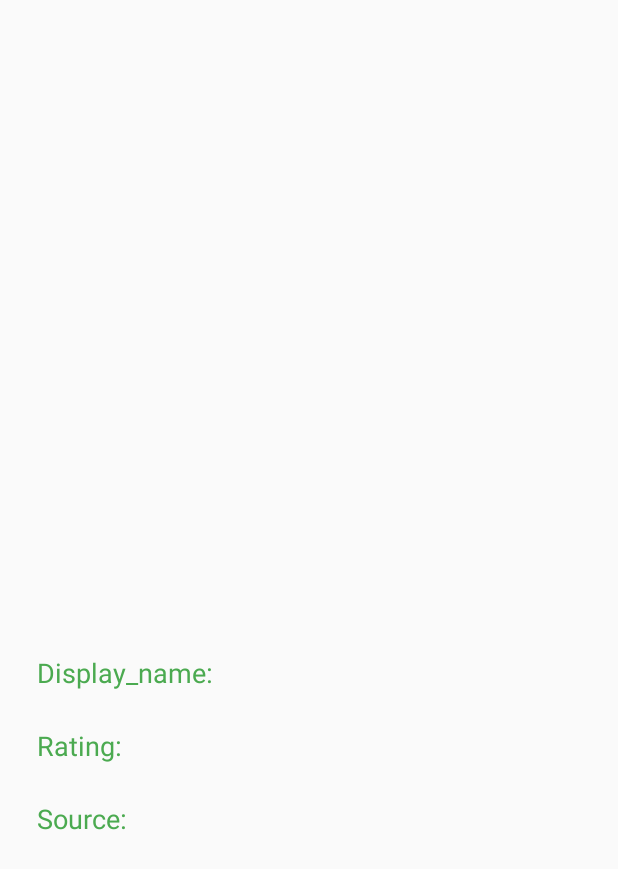
After one commit to hwang21/imageApp, an Android app: the fragment DetailFragment placed in its activity, on a phone screen of 412 x 824 dp. The commit adds this screen. Shown: the top 869 px of the screen. Run offline under Robolectric (Android 15) with nearby library versions, the phone set to English and light mode, and no system bars; pictures from the network do not load; 5 statements that could not run were skipped.

Commit message:
Implemented image app with Giphy API

```diff
--- a/app/src/main/java/com/s/popularimageapp/api/RetrofitInstance.kt
+++ b/app/src/main/java/com/s/popularimageapp/api/RetrofitInstance.kt
@@ -1,5 +1,6 @@
 package com.s.popularimageapp.api
-import com.s.popularimageapp.Constants.Companion.BASE_URL
+
+import com.s.popularimageapp.utils.Constants.Companion.BASE_URL
 import retrofit2.Retrofit
 import retrofit2.converter.gson.GsonConverterFactory
 
--- a/app/src/main/java/com/s/popularimageapp/repository/Repository.kt
+++ b/app/src/main/java/com/s/popularimageapp/repository/Repository.kt
@@ -5,4 +5,5 @@ import com.s.popularimageapp.api.ApiService
 class Repository(private val apiService: ApiService) {
 
     suspend fun getData() = apiService.getData("dc6zaTOxFJmzC")
+
 }
--- /dev/null
+++ b/app/src/main/java/com/s/popularimageapp/ui/DetailFragment.kt
@@ -0,0 +1,51 @@
+package com.s.popularimageapp.ui
+
+import android.os.Bundle
+import android.view.LayoutInflater
+import android.view.View
+import android.view.ViewGroup
+import androidx.fragment.app.Fragment
+import androidx.fragment.app.activityViewModels
+import com.bumptech.glide.Glide
+import com.s.popularimageapp.R
+import com.s.popularimageapp.viewmodel.DetailViewModel
+import kotlinx.android.synthetic.main.fragment_detail.*
+
+class DetailFragment: Fragment() {
+
+    private val viewModel by activityViewModels<DetailViewModel>()
+
+    companion object {
+        fun newInstance() = DetailFragment()
+    }
+
+    override fun onCreateView(
+        inflater: LayoutInflater,
+        container: ViewGroup?,
+        savedInstanceState: Bundle?
+    ): View? {
+        return inflater.inflate(R.layout.fragment_detail, container, false)
+    }
+
+    override fun onViewCreated(view: View, savedInstanceState: Bundle?) {
+        super.onViewCreated(view, savedInstanceState)
+
+        val data = viewModel.data()
+        val imageUrl: String?  = data.images.fixed_height_downsampled.url
+        val rating: String? = data.rating
+        val source: String? = data.source
+        val displayName: String? = data.user?.display_name
+        setupUI(imageUrl, rating, source, displayName)
+    }
+
+    private fun setupUI(imageUrl: String?, _rating: String?, _source: String?, displayName: String?) {
+        imageUrl?.apply {
+            Glide.with(imageView_large.context)
+                .load(imageUrl)
+                .into(imageView_large)
+        }
+        display_name.text = displayName
+        rating.text = _rating
+        source.text = _source
+    }
+}
--- /dev/null
+++ b/app/src/main/java/com/s/popularimageapp/ui/ImagesFragment.kt
@@ -0,0 +1,102 @@
+package com.s.popularimageapp.ui
+
+import android.os.Bundle
+import android.view.LayoutInflater
+import android.view.View
+import android.view.ViewGroup
+import android.widget.Toast
+import androidx.fragment.app.Fragment
+import androidx.fragment.app.activityViewModels
+import androidx.fragment.app.viewModels
+import androidx.lifecycle.Observer
+import androidx.recyclerview.widget.GridLayoutManager
+import androidx.recyclerview.widget.LinearLayoutManager
+import com.s.popularimageapp.R
+import com.s.popularimageapp.adapter.MainAdapter
+import com.s.popularimageapp.api.RetrofitInstance
+import com.s.popularimageapp.model.Datum
+import com.s.popularimageapp.utils.Status
+import com.s.popularimageapp.viewmodel.DetailViewModel
+import com.s.popularimageapp.viewmodel.MainViewModel
+import com.s.popularimageapp.viewmodel.ViewModelFactory
+import kotlinx.android.synthetic.main.fragment_images.*
+
+class ImagesFragment : Fragment() {
+
+    companion object {
+        fun newInstance() = ImagesFragment()
+    }
+
+    private val mainViewModel by viewModels<MainViewModel> {
+        ViewModelFactory(RetrofitInstance.apiService)
+    }
+
+    private val detailViewModel by activityViewModels<DetailViewModel>()
+
+    private lateinit var adapter: MainAdapter
+
+    override fun onCreateView(
+        inflater: LayoutInflater,
+        container: ViewGroup?,
+        savedInstanceState: Bundle?
+    ): View? {
+        return inflater.inflate(R.layout.fragment_images, container, false)
+    }
+
+    override fun onViewCreated(view: View, savedInstanceState: Bundle?) {
+        super.onViewCreated(view, savedInstanceState)
+        setupUI()
+        setupObservers()
+    }
+
+    private fun setupUI() {
+        recyclerView.layoutManager = GridLayoutManager(
+            activity,
+            2,
+            LinearLayoutManager.VERTICAL,
+            false
+        )
+        adapter = MainAdapter(arrayListOf()) { data ->
+            detailViewModel.updateData(data)
+            activity?.apply {
+               supportFragmentManager.beginTransaction()
+                   .replace(R.id.fragment, DetailFragment.newInstance())
+                   .addToBackStack(null)
+                   .commit()
+           }
+        }
+        recyclerView.adapter = adapter
+    }
+
+    private fun setupObservers() {
+        mainViewModel.getData().observe(viewLifecycleOwner, Observer { it ->
+            it?.let { resource ->
+                when (resource.status) {
+                    Status.SUCCESS -> {
+                        recyclerView.visibility = View.VISIBLE
+                        progressBar.visibility = View.GONE
+                        resource.data?.let(::retrieveList)
+                    }
+                    Status.ERROR -> {
+                        recyclerView.visibility = View.VISIBLE
+                        progressBar.visibility = View.GONE
+                        Toast.makeText(activity, it.message, Toast.LENGTH_LONG).show()
+                    }
+                    Status.LOADING -> {
+                        progressBar.visibility = View.VISIBLE
+                        recyclerView.visibility = View.GONE
+                    }
+                }
+            }
+        })
+    }
+
+    private fun retrieveList(data: List<Datum>?) {
+        data?.let{
+            adapter.apply {
+                addData(it)
+                notifyDataSetChanged()
+            }
+        }
+    }
+}
--- /dev/null
+++ b/app/src/main/java/com/s/popularimageapp/ui/MainActivity.kt
@@ -0,0 +1,27 @@
+package com.s.popularimageapp.ui
+
+import android.os.Bundle
+import android.view.MenuItem
+import androidx.appcompat.app.AppCompatActivity
+import com.s.popularimageapp.R
+
+class MainActivity : AppCompatActivity() {
+
+    override fun onCreate(savedInstanceState: Bundle?) {
+        super.onCreate(savedInstanceState)
+        setContentView(R.layout.activity_main)
+        supportFragmentManager.beginTransaction()
+            .replace(R.id.fragment, ImagesFragment.newInstance())
+            .commit()
+    }
+
+    override fun onOptionsItemSelected(item: MenuItem): Boolean {
+        when (item.itemId) {
+            android.R.id.home -> {
+                onBackPressed()
+                return true
+            }
+        }
+        return super.onOptionsItemSelected(item)
+    }
+}
--- a/app/src/main/java/com/s/popularimageapp/Constants.kt
+++ b/app/src/main/java/com/s/popularimageapp/utils/Constants.kt
@@ -1,4 +1,4 @@
-package com.s.popularimageapp
+package com.s.popularimageapp.utils
 
 class Constants {
 
--- /dev/null
+++ b/app/src/main/java/com/s/popularimageapp/viewmodel/DetailViewModel.kt
@@ -0,0 +1,15 @@
+package com.s.popularimageapp.viewmodel
+
+import androidx.lifecycle.ViewModel
+import com.s.popularimageapp.model.Datum
+
+class DetailViewModel:  ViewModel() {
+
+    private lateinit var _data: Datum
+
+    fun data() = _data
+
+    fun updateData(data: Datum) {
+        _data = data
+    }
+}
--- a/app/src/main/res/layout/activity_main.xml
+++ b/app/src/main/res/layout/activity_main.xml
@@ -5,26 +5,18 @@
     xmlns:tools="http://schemas.android.com/tools"
     android:layout_width="match_parent"
     android:layout_height="match_parent"
-    tools:context=".MainActivity">
+    tools:context=".ui.MainActivity">
 
-    <androidx.recyclerview.widget.RecyclerView
-        android:id="@+id/recyclerView"
-        android:layout_width="0dp"
-        android:layout_height="0dp"
-        app:layout_constraintBottom_toBottomOf="parent"
+    <FrameLayout
+        android:id="@+id/fragment"
+        android:layout_width="match_parent"
+        android:layout_height="match_parent"
+        android:orientation="horizontal"
         app:layout_constraintEnd_toEndOf="parent"
-        app:layout_constraintHorizontal_bias="0.5"
+        app:layout_constraintHeight_percent=".6"
+        app:layout_constraintHorizontal_bias="0.0"
         app:layout_constraintStart_toStartOf="parent"
-        app:layout_constraintTop_toTopOf="parent"
-        android:visibility="gone"/>
-
-    <ProgressBar
-        android:id="@+id/progressBar"
-        android:layout_width="wrap_content"
-        android:layout_height="wrap_content"
-        app:layout_constraintBottom_toBottomOf="parent"
-        app:layout_constraintEnd_toEndOf="parent"
-        app:layout_constraintStart_toStartOf="parent"
-        app:layout_constraintTop_toTopOf="parent" />
+        app:layout_constraintTop_toTopOf="parent">
+    </FrameLayout>
 
 </androidx.constraintlayout.widget.ConstraintLayout>
--- /dev/null
+++ b/app/src/main/res/layout/fragment_detail.xml
@@ -0,0 +1,99 @@
+<?xml version="1.0" encoding="utf-8"?>
+<androidx.constraintlayout.widget.ConstraintLayout
+    xmlns:android="http://schemas.android.com/apk/res/android"
+    xmlns:app="http://schemas.android.com/apk/res-auto"
+    android:layout_width="match_parent"
+    android:layout_height="match_parent">
+
+    <androidx.constraintlayout.widget.Guideline
+        android:id="@+id/guideline"
+        android:layout_width="wrap_content"
+        android:layout_height="wrap_content"
+        android:orientation="horizontal"
+        app:layout_constraintGuide_percent="0.5" />
+
+    <ImageView
+        android:id="@+id/imageView_large"
+        android:layout_width="match_parent"
+        android:layout_height="0dp"
+        app:layout_constraintBottom_toTopOf="@+id/guideline"
+        app:layout_constraintEnd_toEndOf="parent"
+        app:layout_constraintStart_toStartOf="parent"
+        app:layout_constraintTop_toTopOf="parent" />
+
+    <TextView
+        android:id="@+id/display_name_title"
+        android:layout_width="wrap_content"
+        android:layout_height="wrap_content"
+        android:layout_marginStart="18dp"
+        android:layout_marginTop="24dp"
+        android:text="@string/display_name"
+        android:textSize="18sp"
+        android:textColor="@color/secondary_text"
+        app:layout_constraintEnd_toEndOf="parent"
+        app:layout_constraintHorizontal_bias="0.023"
+        app:layout_constraintStart_toStartOf="parent"
+        app:layout_constraintTop_toBottomOf="@+id/guideline" />
+
+    <TextView
+        android:id="@+id/display_name"
+        android:layout_width="match_parent"
+        android:layout_height="wrap_content"
+        android:layout_marginStart="155dp"
+        android:layout_marginEnd="18dp"
+        android:text="@string/display_name_"
+        android:textSize="18sp"
+        android:textColor="@color/sub_text"
+        app:layout_constraintBottom_toBottomOf="@+id/display_name_title"
+        app:layout_constraintStart_toStartOf="parent"
+        app:layout_constraintTop_toTopOf="@+id/display_name_title" />
+
+    <TextView
+        android:id="@+id/rating_title"
+        android:layout_width="wrap_content"
+        android:layout_height="wrap_content"
+        android:layout_marginStart="18dp"
+        android:layout_marginTop="24dp"
+        android:text="@string/rating"
+        android:textSize="18sp"
+        android:textColor="@color/secondary_text"
+        app:layout_constraintEnd_toEndOf="parent"
+        app:layout_constraintHorizontal_bias="0.02"
+        app:layout_constraintStart_toStartOf="parent"
+        app:layout_constraintTop_toBottomOf="@+id/display_name_title" />
+
+    <TextView
+        android:id="@+id/rating"
+        android:layout_width="wrap_content"
+        android:layout_height="wrap_content"
+        android:layout_marginStart="95dp"
+        android:text="@string/rating_"
+        android:textSize="18sp"
+        android:textColor="@color/sub_text"
+        app:layout_constraintBottom_toBottomOf="@+id/rating_title"
+        app:layout_constraintStart_toStartOf="parent"
+        app:layout_constraintTop_toTopOf="@+id/rating_title" />
+
+    <TextView
+        android:id="@+id/source_title"
+        android:layout_width="wrap_content"
+        android:layout_height="wrap_content"
+        android:layout_marginTop="24dp"
+        android:text="@string/source"
+        android:textColor="@color/secondary_text"
+        android:textSize="18sp"
+        app:layout_constraintStart_toStartOf="@+id/rating_title"
+        app:layout_constraintTop_toBottomOf="@+id/rating_title" />
+
+<TextView
+    android:id="@+id/source"
+    android:layout_width="match_parent"
+    android:layout_height="wrap_content"
+    android:layout_marginStart="28dp"
+    android:layout_marginTop="10dp"
+    android:text="@string/source_"
+    android:textColor="@color/sub_text"
+    android:textSize="18sp"
+    app:layout_constraintStart_toStartOf="@+id/source_title"
+    app:layout_constraintTop_toBottomOf="@+id/source_title" />
+</androidx.constraintlayout.widget.ConstraintLayout>
--- a/app/src/main/res/menu/menu_main.xml
+++ b/app/src/main/res/menu/menu_main.xml
@@ -1,7 +1,7 @@
 <menu xmlns:android="http://schemas.android.com/apk/res/android"
     xmlns:app="http://schemas.android.com/apk/res-auto"
     xmlns:tools="http://schemas.android.com/tools"
-    tools:context="com.s.popularimageapp.MainActivity">
+    tools:context="com.s.popularimageapp.ui.MainActivity">
     <item
         android:id="@+id/action_settings"
         android:orderInCategory="100"
--- a/app/src/main/res/values/colors.xml
+++ b/app/src/main/res/values/colors.xml
@@ -10,4 +10,6 @@
     <color name="colorPrimary">#008577</color>
     <color name="colorPrimaryDark">#673BB7</color>
     <color name="colorAccent">#09A9FF</color>
+    <color name="secondary_text">#4BAA50</color>
+    <color name="sub_text">#3E51B1</color>
 </resources>
```
Also changed, not shown: app/src/main/AndroidManifest.xml (+3 -4 lines), app/src/main/java/com/s/popularimageapp/DetailActivity.kt (deleted, +0 -42 lines), app/src/main/java/com/s/popularimageapp/MainActivity.kt (deleted, +0 -80 lines), app/src/main/java/com/s/popularimageapp/adapter/MainAdapter.kt (+6 -6 lines), app/src/main/java/com/s/popularimageapp/model/GiphyResponse.kt (+6 -6 lines), app/src/main/java/com/s/popularimageapp/viewmodel/MainViewModel.kt (+2 -5 lines), app/src/main/res/layout/activity_detail.xml (deleted, +0 -99 lines), app/src/main/res/layout/fragment_images.xml (added, +30 -0 lines), gradle/wrapper/gradle-wrapper.properties.
